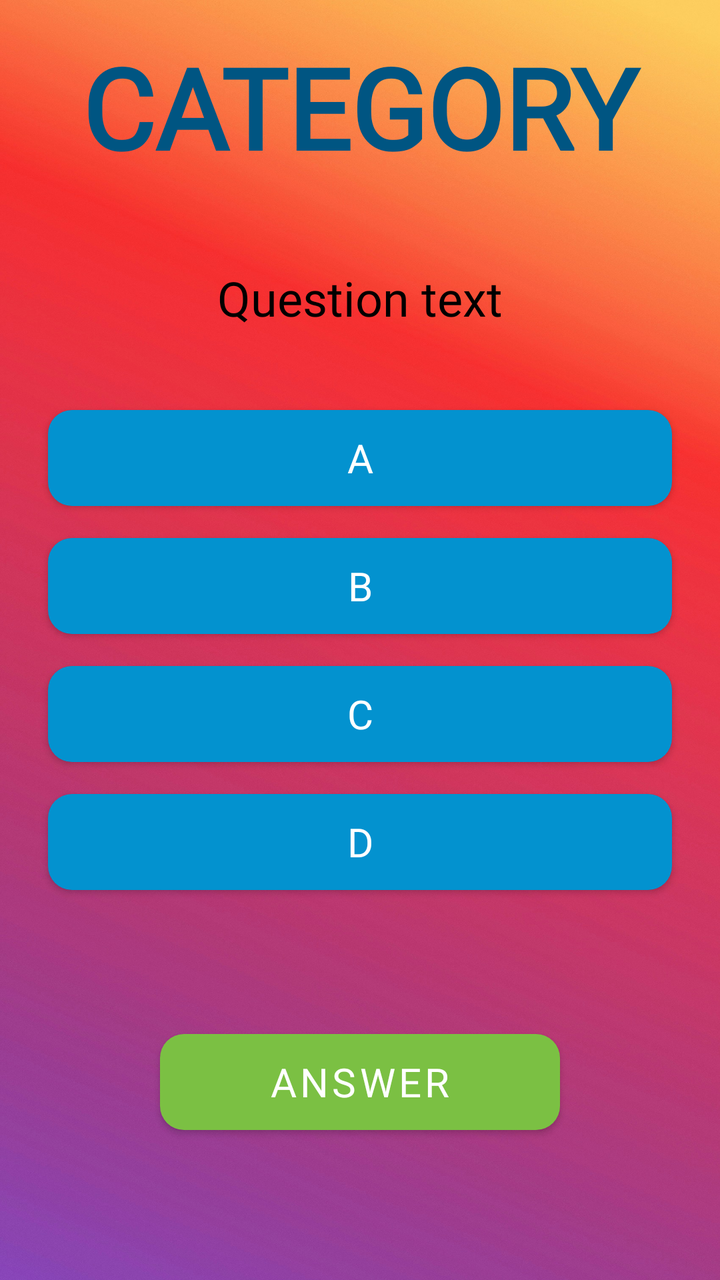
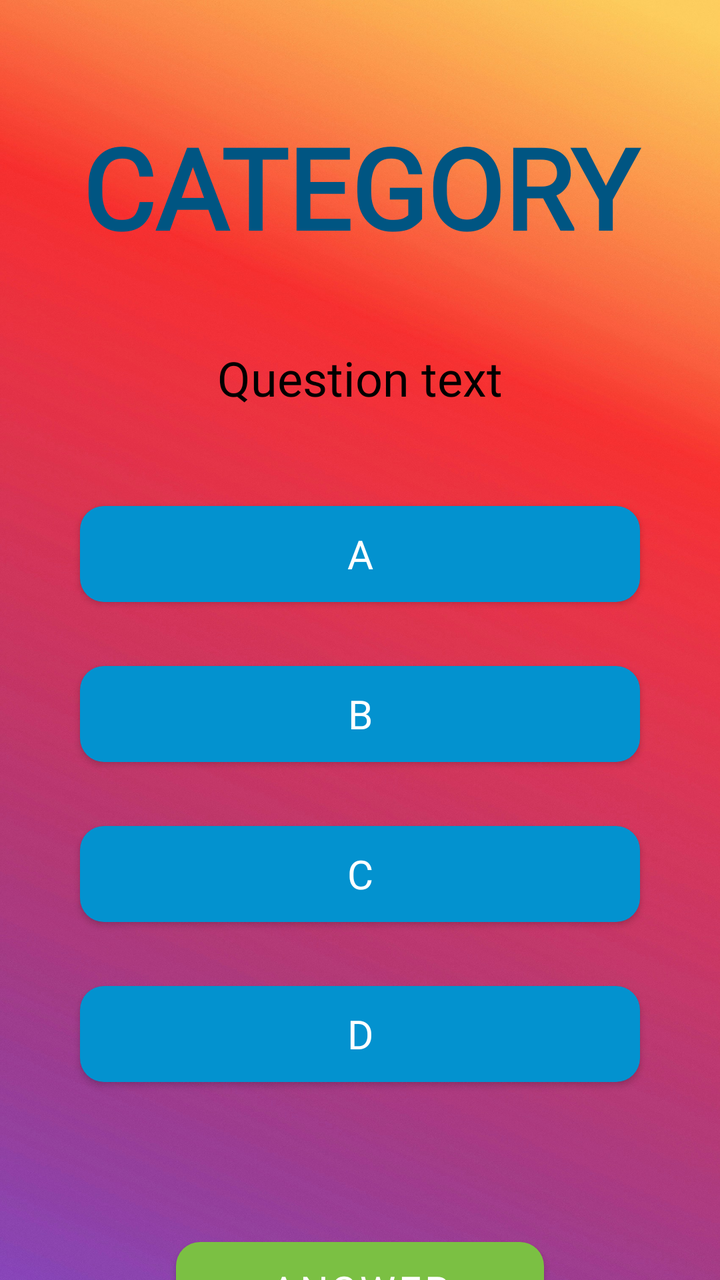

The first picture is an Android layout as it rendered before a commit; the second is the same layout after the commit. The layout source and the unified diff follow.
<!-- AndroidManifest.xml: application theme Theme.Quizzer -->
<!-- res/layout/activity_quiz.xml -->
<?xml version="1.0" encoding="utf-8"?>
<androidx.constraintlayout.widget.ConstraintLayout xmlns:android="http://schemas.android.com/apk/res/android"
    xmlns:app="http://schemas.android.com/apk/res-auto"
    xmlns:tools="http://schemas.android.com/tools"
    android:id="@+id/quiz"
    android:layout_width="match_parent"
    android:layout_height="match_parent"
    android:background="@drawable/background"
    android:padding="16dp"
    tools:context=".activities.QuizActivity">

    <TextView
        android:id="@+id/category_text"
        android:layout_width="match_parent"
        android:layout_height="wrap_content"
        android:fontFamily="@font/retro"
        android:text="CATEGORY"
        android:textAlignment="center"
        android:textColor="@color/dark_blue"
        android:textSize="56sp"
        android:textStyle="bold"
        app:layout_constraintEnd_toEndOf="parent"
        app:layout_constraintStart_toStartOf="parent"
        app:layout_constraintTop_toTopOf="parent" />

    <TextView
        android:id="@+id/questionTv"
        android:layout_width="match_parent"
        android:layout_height="wrap_content"
        android:layout_marginTop="42dp"
        android:text="Question text"
        android:textAlignment="center"
        android:textColor="#000000"
        android:textSize="24sp"
        android:fontFamily="@font/baskerville"
        app:layout_constraintTop_toBottomOf="@id/category_text" />

    <LinearLayout
        android:id="@+id/answers_container"
        android:layout_width="match_parent"
        android:layout_height="wrap_content"
        android:layout_marginTop="32dp"
        android:orientation="vertical"
        app:layout_constraintTop_toBottomOf="@id/questionTv">

        <androidx.appcompat.widget.AppCompatButton
            android:id="@+id/answerA"
            style="@style/QuizAnswerButton"
            android:layout_width="match_parent"
            android:layout_height="wrap_content"
            android:text="A"/>

        <androidx.appcompat.widget.AppCompatButton
            android:id="@+id/answerB"
            android:layout_width="match_parent"
            android:layout_height="wrap_content"
            style="@style/QuizAnswerButton"
            android:text="B"/>

        <androidx.appcompat.widget.AppCompatButton
            android:id="@+id/answerC"
            android:layout_width="match_parent"
            android:layout_height="wrap_content"
            style="@style/QuizAnswerButton"
            android:text="C"/>

        <androidx.appcompat.widget.AppCompatButton
            android:id="@+id/answerD"
            android:layout_width="match_parent"
            android:layout_height="wrap_content"
            style="@style/QuizAnswerButton"
            android:text="D"/>


        <androidx.appcompat.widget.AppCompatButton
            android:id="@+id/confirmAnswerBtn"
            android:layout_width="match_parent"
            android:layout_height="match_parent"
            android:layout_margin="64dp"
            android:backgroundTint="@color/light_green"
            android:text="ANSWER"
            style="@style/ConfirmAnswerButton" />

    </LinearLayout>


</androidx.constraintlayout.widget.ConstraintLayout>
<!-- resources referenced by this layout -->
<resources>
  <color name="dark_blue">#005582</color>
  <color name="light_green">#7bc043</color>
  <!-- drawable background: jpg bitmap (drawable, 551758 bytes) -->
  <style name="ConfirmAnswerButton" parent="Widget.MaterialComponents.Button">
          <item name="android:layout_width">match_parent</item>
          <item name="android:layout_height">64dp</item>
          <item name="android:layout_margin">8dp</item>
          <item name="android:background">@drawable/btn_rounded</item>
          <item name="backgroundTint">@null</item>
          <item name="android:textColor">@color/white</item>
          <item name="android:textSize">20sp</item>
          <item name="android:fontFamily">@font/boom</item>
          <item name="android:radius">20dp</item>
      </style>
  <style name="QuizAnswerButton" parent="Widget.MaterialComponents.Button">
          <item name="android:layout_width">match_parent</item>
          <item name="android:layout_height">64dp</item>
          <item name="android:layout_margin">8dp</item>
          <item name="android:background">@drawable/btn_rounded</item>
          <item name="backgroundTint">@null</item>
          <item name="android:textColor">@color/white</item>
          <item name="android:textSize">20sp</item>
          <item name="android:fontFamily">@font/boom</item>
          <item name="android:radius">20dp</item>
      </style>
  <style name="Theme.Quizzer" parent="Base.Theme.Quizzer" />
  <!-- drawable btn_rounded (drawable) -->
  <?xml version="1.0" encoding="utf-8"?>
  <shape xmlns:android="http://schemas.android.com/apk/res/android"
      android:shape="rectangle">
      <solid android:color="@color/light_blue" />
      <corners android:radius="12dp" />
  </shape>
  <color name="white">#FFFFFFFF</color>
  <style name="Base.Theme.Quizzer" parent="Theme.Material3.DayNight.NoActionBar">
          
          
      </style>
  <color name="light_blue">#0392cf</color>
</resources>

<!-- the commit's change to res/layout/activity_quiz.xml (unified diff, before → after) -->
@@ -6,7 +6,8 @@
     android:layout_width="match_parent"
     android:layout_height="match_parent"
     android:background="@drawable/background"
-    android:padding="16dp"
+    android:paddingTop="56dp"
+    android:paddingHorizontal="24dp"
     tools:context=".activities.QuizActivity">
 
     <TextView
@@ -22,6 +23,7 @@
         app:layout_constraintEnd_toEndOf="parent"
         app:layout_constraintStart_toStartOf="parent"
         app:layout_constraintTop_toTopOf="parent" />
+
 
     <TextView
         android:id="@+id/questionTv"
<!-- resource entries referenced after the edit -->
@@ -17,7 +17,7 @@
   <style name="QuizAnswerButton" parent="Widget.MaterialComponents.Button">
           <item name="android:layout_width">match_parent</item>
           <item name="android:layout_height">64dp</item>
-          <item name="android:layout_margin">8dp</item>
+          <item name="android:layout_margin">16dp</item>
           <item name="android:background">@drawable/btn_rounded</item>
           <item name="backgroundTint">@null</item>
           <item name="android:textColor">@color/white</item>
